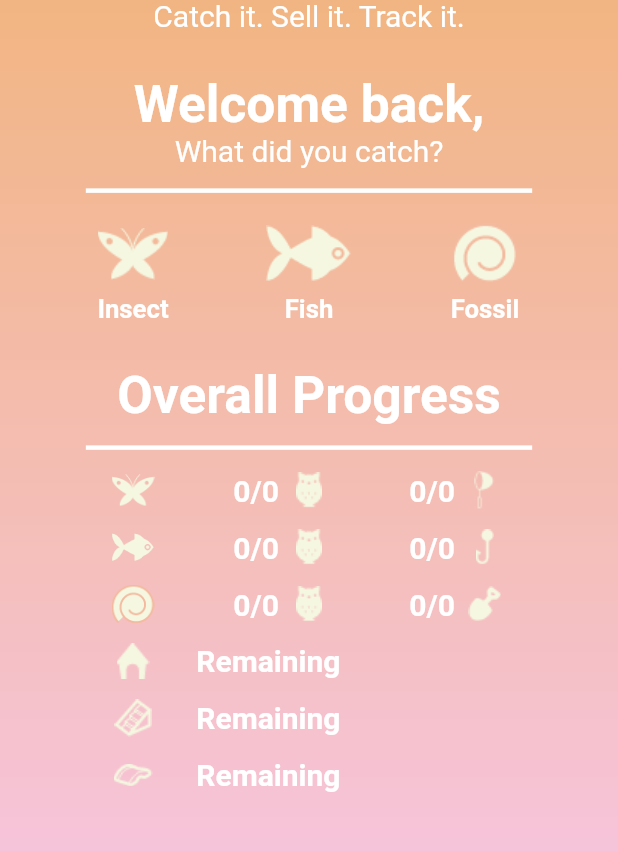
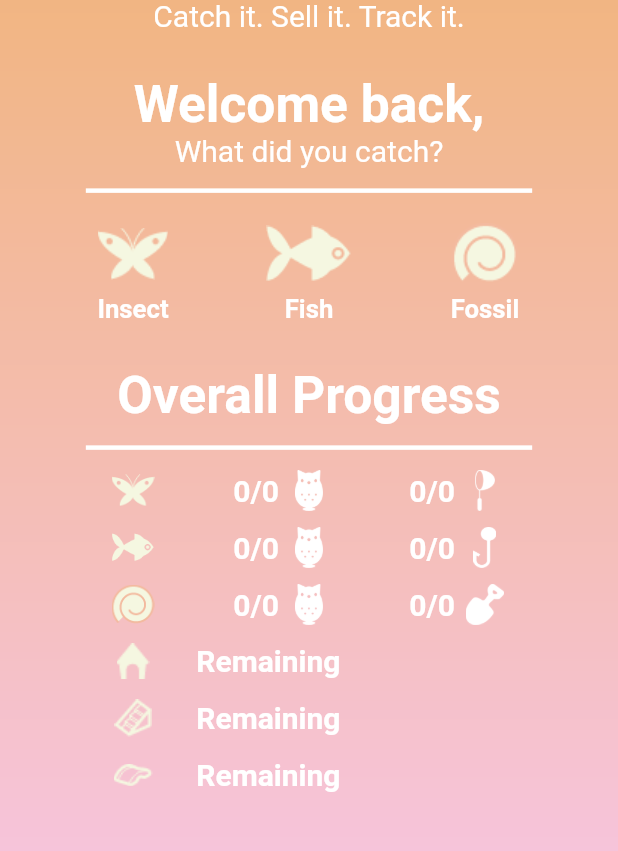
Before and after one commit to dnadawa/Nook-Knack-Animal-Crossing-New-Horizons-Price-Guide, a Flutter app: the Home screen opened directly, on a phone screen of 412 x 824 dp, the part 341-1192 px from its top. Run offline on Flutter 3.47's test engine with Material 2 defaults, Android fonts, the phone set to English and light mode, and no system bars; our stand-ins replace cloud_firestore, firebase_auth, flutter_screenutil, fluttertoast, font_awesome_flutter, google_fonts and 3 more; missing offline and left inert: flutter_statusbarcolor; accounts and stored records are empty.

Commit message:
Icons Changed

```diff
--- a/lib/home.dart
+++ b/lib/home.dart
@@ -218,7 +218,7 @@ class _HomeState extends State<Home> {
                     SizedBox(
                       height: ScreenUtil().setHeight(50),
                       width: ScreenUtil().setWidth(50),
-                      child: Image.asset('images/homeOwl.png'),
+                      child: Image.asset('images/owl.png'),
                     ),
                     SizedBox(width: ScreenUtil().setWidth(40),),
                     SizedBox(
@@ -228,7 +228,7 @@ class _HomeState extends State<Home> {
                     SizedBox(
                       height: ScreenUtil().setHeight(50),
                       width: ScreenUtil().setWidth(50),
-                      child: Image.asset('images/homeNet.png'),
+                      child: Image.asset('images/net.png'),
                     ),
                   ],
                 ),
@@ -251,7 +251,7 @@ class _HomeState extends State<Home> {
                     SizedBox(
                       height: ScreenUtil().setHeight(50),
                       width: ScreenUtil().setWidth(50),
-                      child: Image.asset('images/homeOwl.png'),
+                      child: Image.asset('images/owl.png'),
                     ),
                     SizedBox(width: ScreenUtil().setWidth(40),),
                     SizedBox(
@@ -261,7 +261,7 @@ class _HomeState extends State<Home> {
                     SizedBox(
                       height: ScreenUtil().setHeight(50),
                       width: ScreenUtil().setWidth(50),
-                      child: Image.asset('images/homeHook.png'),
+                      child: Image.asset('images/hook.png'),
                     ),
                   ],
                 ),
@@ -284,7 +284,7 @@ class _HomeState extends State<Home> {
                     SizedBox(
                       height: ScreenUtil().setHeight(50),
                       width: ScreenUtil().setWidth(50),
-                      child: Image.asset('images/homeOwl.png'),
+                      child: Image.asset('images/owl.png'),
                     ),
                     SizedBox(width: ScreenUtil().setWidth(40),),
                     SizedBox(
@@ -294,7 +294,7 @@ class _HomeState extends State<Home> {
                     SizedBox(
                       height: ScreenUtil().setHeight(50),
                       width: ScreenUtil().setWidth(50),
-                      child: Image.asset('images/homeShovel.png'),
+                      child: Image.asset('images/shovel.png'),
                     ),
                   ],
                 ),
```
